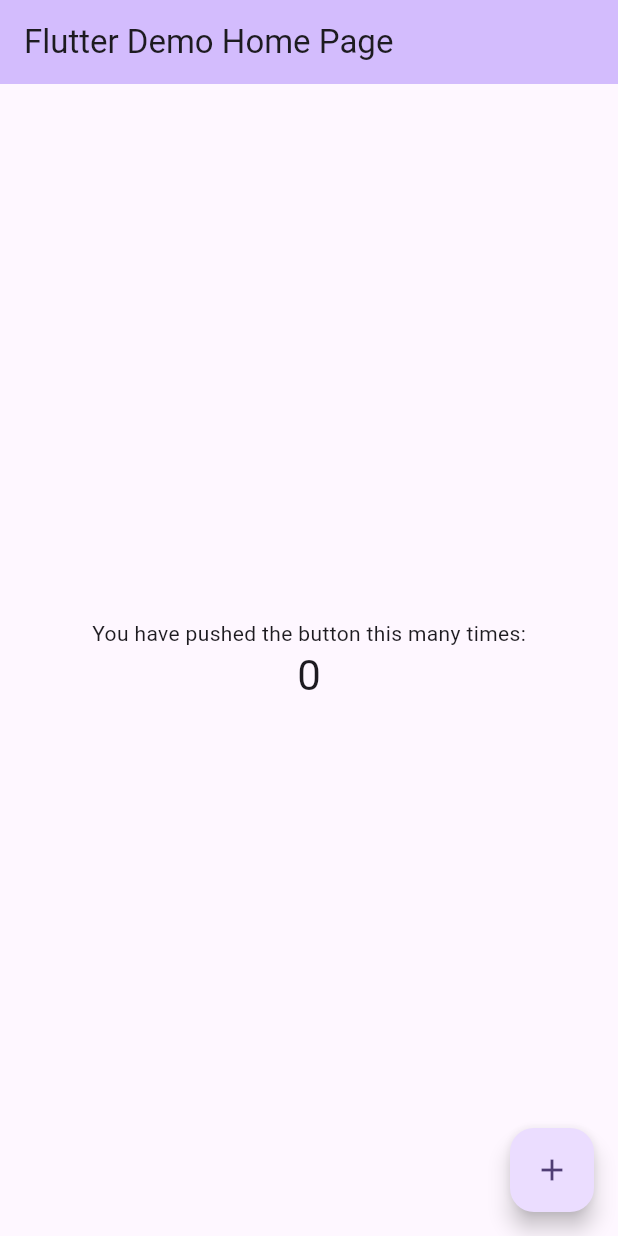
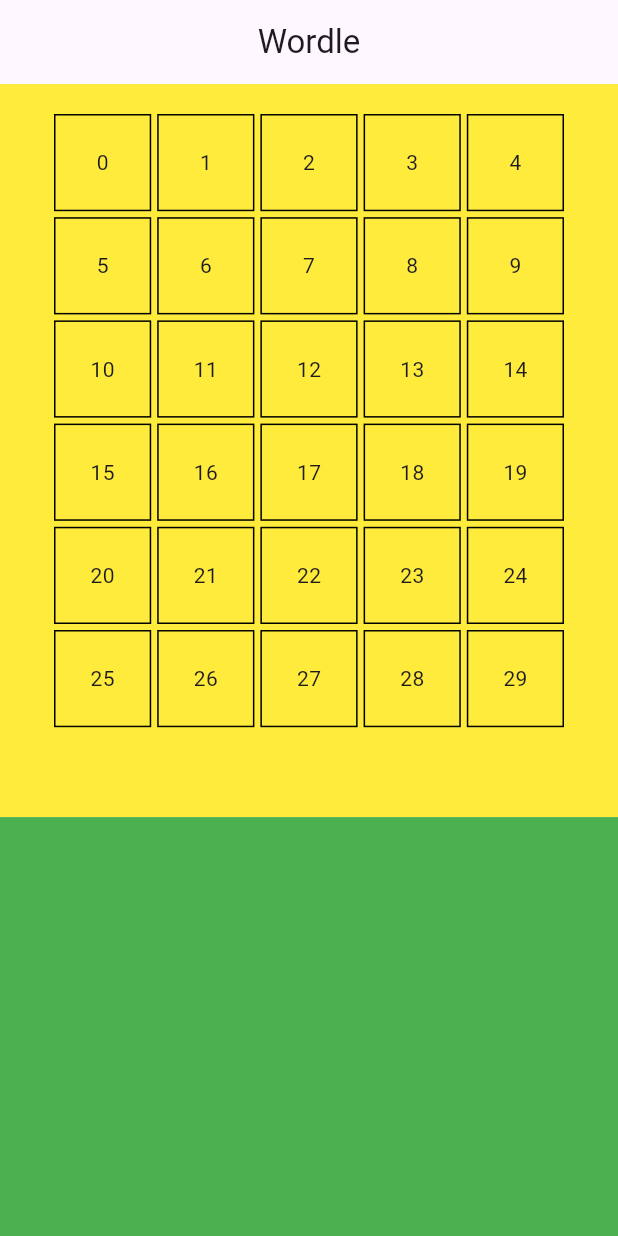
Before and after one commit to mossabdeh/wordle, a Flutter app: the screen it shows after launch, on a phone screen of 412 x 824 dp. Run offline on Flutter 3.47's test engine with Material 3 defaults, Android fonts, the phone set to English and light mode, and no system bars.

Commit message:
Adding GridView for our Worlde with 5 * 6

```diff
--- /dev/null
+++ b/lib/components/grid.dart
@@ -0,0 +1,29 @@
+import 'package:flutter/material.dart';
+
+class Grid extends StatelessWidget {
+  const Grid({
+    super.key,
+  });
+
+  @override
+  Widget build(BuildContext context) {
+    return GridView.builder( /* Scrollable 2D array */
+        itemCount: 30,
+        padding: EdgeInsets.fromLTRB(36, 20, 36, 20),
+        //physics: NeverScrollableScrollPhysics(),
+        gridDelegate: SliverGridDelegateWithFixedCrossAxisCount(
+            mainAxisSpacing: 4,
+            crossAxisSpacing: 4,
+            crossAxisCount: 5  /* The number of Columns (Vertical Scroll) */
+        ),
+        itemBuilder:(context , index){
+          return Container(
+          decoration: BoxDecoration(
+            border: Border.all() //
+          ),
+            child: Center(child: Text(index.toString())),
+          );
+        }
+    );
+  }
+}
--- a/lib/main.dart
+++ b/lib/main.dart
@@ -1,4 +1,6 @@
 import 'package:flutter/material.dart';
+
+import 'pages/home_page.dart';
 
 void main() {
   runApp(const MyApp());
@@ -11,115 +13,14 @@
   @override
   Widget build(BuildContext context) {
     return MaterialApp(
-      title: 'Flutter Demo',
+      debugShowCheckedModeBanner: false,
+      title: 'Wordle',
       theme: ThemeData(
-        // This is the theme of your application.
-        //
-        // TRY THIS: Try running your application with "flutter run". You'll see
-        // the application has a purple toolbar. Then, without quitting the app,
-        // try changing the seedColor in the colorScheme below to Colors.green
-        // and then invoke "hot reload" (save your changes or press the "hot
-        // reload" button in a Flutter-supported IDE, or press "r" if you used
-        // the command line to start the app).
-        //
-        // Notice that the counter didn't reset back to zero; the application
-        // state is not lost during the reload. To reset the state, use hot
-        // restart instead.
-        //
-        // This works for code too, not just values: Most code changes can be
-        // tested with just a hot reload.
+
         colorScheme: ColorScheme.fromSeed(seedColor: Colors.deepPurple),
         useMaterial3: true,
       ),
-      home: const MyHomePage(title: 'Flutter Demo Home Page'),
+      home: const HomePage(),
     );
   }
 }
-
-class MyHomePage extends StatefulWidget {
-  const MyHomePage({super.key, required this.title});
-
-  // This widget is the home page of your application. It is stateful, meaning
-  // that it has a State object (defined below) that contains fields that affect
-  // how it looks.
-
-  // This class is the configuration for the state. It holds the values (in this
-  // case the title) provided by the parent (in this case the App widget) and
-  // used by the build method of the State. Fields in a Widget subclass are
-  // always marked "final".
-
-  final String title;
-
-  @override
-  State<MyHomePage> createState() => _MyHomePageState();
-}
-
-class _MyHomePageState extends State<MyHomePage> {
-  int _counter = 0;
-
-  void _incrementCounter() {
-    setState(() {
-      // This call to setState tells the Flutter framework that something has
-      // changed in this State, which causes it to rerun the build method below
-      // so that the display can reflect the updated values. If we changed
-      // _counter without calling setState(), then the build method would not be
-      // called again, and so nothing would appear to happen.
-      _counter++;
-    });
-  }
-
-  @override
-  Widget build(BuildContext context) {
-    // This method is rerun every time setState is called, for instance as done
-    // by the _incrementCounter method above.
-    //
-    // The Flutter framework has been optimized to make rerunning build methods
-    // fast, so that you can just rebuild anything that needs updating rather
-    // than having to individually change instances of widgets.
-    return Scaffold(
-      appBar: AppBar(
-        // TRY THIS: Try changing the color here to a specific color (to
-        // Colors.amber, perhaps?) and trigger a hot reload to see the AppBar
-        // change color while the other colors stay the same.
-        backgroundColor: Theme.of(context).colorScheme.inversePrimary,
-        // Here we take the value from the MyHomePage object that was created by
-        // the App.build method, and use it to set our appbar title.
-        title: Text(widget.title),
-      ),
-      body: Center(
-        // Center is a layout widget. It takes a single child and positions it
-        // in the middle of the parent.
-        child: Column(
-          // Column is also a layout widget. It takes a list of children and
-          // arranges them vertically. By default, it sizes itself to fit its
-          // children horizontally, and tries to be as tall as its parent.
-          //
-          // Column has various properties to control how it sizes itself and
-          // how it positions its children. Here we use mainAxisAlignment to
-          // center the children vertically; the main axis here is the vertical
-          // axis because Columns are vertical (the cross axis would be
-          // horizontal).
-          //
-          // TRY THIS: Invoke "debug painting" (choose the "Toggle Debug Paint"
-          // action in the IDE, or press "p" in the console), to see the
-          // wireframe for each widget.
-          mainAxisAlignment: MainAxisAlignment.center,
-          children: <Widget>[
-            const Text(
-              'You have pushed the button this many times:',
-            ),
-            Text(
-              '$_counter',
-              style: Theme.of(context).textTheme.headlineMedium,
-            ),
-          ],
-        ),
-      ),
-      floatingActionButton: FloatingActionButton(
-        onPressed: _incrementCounter,
-        tooltip: 'Increment',
-        child: const Icon(Icons.add),
-      ), // This trailing comma makes auto-formatting nicer for build methods.
-    );
-  }
-}
--- /dev/null
+++ b/lib/pages/home_page.dart
@@ -0,0 +1,36 @@
+import 'package:flutter/material.dart';
+
+import '../components/grid.dart';
+
+class HomePage extends StatefulWidget {
+  const HomePage({super.key});
+
+  @override
+  State<HomePage> createState() => _HomePageState();
+}
+
+class _HomePageState extends State<HomePage> {
+  @override
+  Widget build(BuildContext context) {
+    return Scaffold(
+      appBar:AppBar(
+        title: Text('Wordle'),
+        centerTitle: true,
+        elevation: 0,
+      ),
+      body: Column(
+        children: [
+          Expanded(
+              flex: 7,
+              child:Container(color: Colors.yellow,
+              child: Grid(),
+              )),
+
+          Expanded(
+              flex: 4,
+              child:Container(color: Colors.green,)),
+        ],
+      ),
+    );
+  }
+}
```
Also changed, not shown: lib/entities/lettre.dart (added, +15 -0 lines), lib/entities/mot.dart (added, +11 -0 lines), lib/entities/partie.dart (added, +26 -0 lines).
